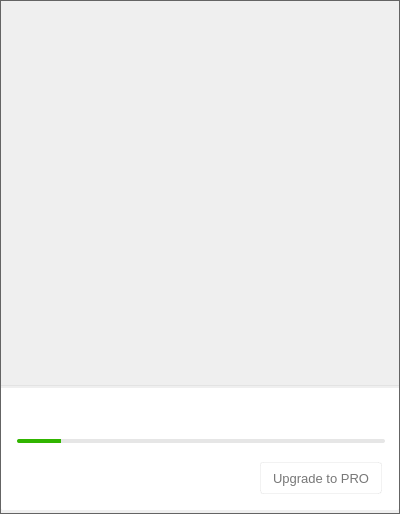
This is src/MEGASync/gui/win/InfoDialog.ui in meganz/MEGAsync as Qt 5 draws it before an edit. The edited form follows.
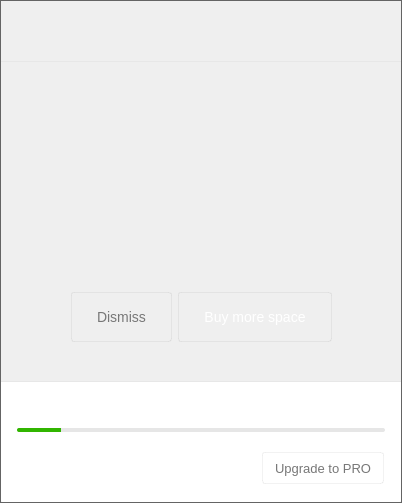
This is the edited form. The open tabs and pages were chosen to show the change. Icons and pictures are not drawn. Custom widgets are drawn as their Qt base class.

Commit message: Updated the style of the main dialog on Windows and Linux

```diff
--- a/src/MEGASync/gui/win/InfoDialog.ui
+++ b/src/MEGASync/gui/win/InfoDialog.ui
@@ -6,20 +6,20 @@
    <rect>
     <x>0</x>
     <y>0</y>
-    <width>400</width>
-    <height>514</height>
+    <width>402</width>
+    <height>503</height>
    </rect>
   </property>
   <property name="minimumSize">
    <size>
-    <width>400</width>
-    <height>514</height>
+    <width>402</width>
+    <height>503</height>
    </size>
   </property>
   <property name="maximumSize">
    <size>
-    <width>404</width>
-    <height>514</height>
+    <width>402</width>
+    <height>503</height>
    </size>
   </property>
   <property name="windowTitle">
@@ -31,7 +31,7 @@
  border: 1px solid  rgb(100, 100, 100);
 }
 
-#bAvatar, #bState, #bDotUsedQuota, #bDotUsedStorage, #bMEGAheader, #bClockDown, #bClockUp, #wRecentUpdated
+#bAvatar, #bState, #bDotUsedQuota, #bDotUsedStorage, #bMEGAheader, #bClockDown, #bClockUp, #bOQIcon
 {
 	border: none;
 }
@@ -112,12 +112,12 @@
 background-color: transparent;
 }
 
-#wSeparator
+#wSeparator, #wHeaderSeparator
 {
-background-color:  rgba(0, 0, 0, 5%);
+background-color:  rgb(231, 231, 231);
 }
 
-#wContainerBottom
+#wContainerBottom, #wRecentUpdated
 {
 background-color: white;
 border-bottom-left-radius: 2px;
@@ -136,25 +136,33 @@
 border-radius: 2px;
 }
                                                             
-QProgressBar#pUsageStorage::chunk{
+QProgressBar#pUsageStorage::chunk
+{
 background-color: #2BA6DE;
 border-top-left-radius: 2px;
 border-bottom-left-radius: 2px;
 }
-
-QProgressBar#pUsageQuota::chunk{
+QProgressBar#pUsageQuota::chunk
+{
 background-color: #31B500;
 border-top-left-radius: 2px;
 border-bottom-left-radius: 2px;
 }
 
+QProgressBar#pUsageStorage::chunk[almostoq=true] {
+background-color: #FFA500;
+border-top-left-radius: 2px;
+border-bottom-left-radius: 2px;
+}
+
 QProgressBar#pUsageStorage::chunk[crossedge=true] {
-background-color: #2BA6DE;
+background-color: #EB4444;
 border-radius: 2px;
 }
 
-QProgressBar#pUsageQuota::chunk[crossedge=true]{
-background-color: #31B500;
+QProgressBar#pUsageQuota::chunk[crossedge=true]
+{
+background-color: #EB4444;
 border-radius: 2px;
 }
 
@@ -214,6 +222,50 @@
  color: #777777;
 }
 
+#bDismiss
+{
+
+ background-color: qlineargradient(x1: 0, y1: 0, x2: 0, y2: 1,
+                                      stop: 0 #ffffff, stop: 1 #fcfcfc);
+ border-radius: 3px;
+ border: 1px solid rgba(0, 0, 0, 5%);
+ padding: 16px 25px 16px 25px;
+ font-family: &quot;Source Sans Pro&quot;;
+ font-size: 14px;
+ color: #777777;
+
+}
+
+#bBuyQuota
+{
+
+ background-color: qlineargradient(x1: 0, y1: 0, x2: 0, y2: 1,
+                                      stop: 0 #ff666b, stop: 1 #ec5257);
+ border-radius: 3px;
+ border: 1px solid rgba(0, 0, 0, 5%);
+ padding: 16px 25px 16px 25px;
+ font-family: &quot;Source Sans Pro&quot;;
+ font-size: 14px;
+ color: #ffffff;
+
+}
+
+#lOQTitle
+{
+	color: #333333;
+	font-family: Lato;
+	font-size: 16px;
+}
+
+#lOQDesc
+{
+	color: #F0373A;
+	font-family: Lato;
+	font-size: 14px;
+	font-weight: 600;
+}
+
+
 #bSyncFolder:hover, #bUpgrade::hover
 {
   border: 1px solid rgba(0, 0, 0, 20%);
@@ -277,15 +329,21 @@
    </property>
    <item>
     <widget class="QWidget" name="wContainerHeader" native="true">
+     <property name="sizePolicy">
+      <sizepolicy hsizetype="Fixed" vsizetype="Fixed">
+       <horstretch>0</horstretch>
+       <verstretch>0</verstretch>
+      </sizepolicy>
+     </property>
      <property name="minimumSize">
       <size>
-       <width>0</width>
+       <width>400</width>
        <height>380</height>
       </size>
      </property>
      <property name="maximumSize">
       <size>
-       <width>16777215</width>
+       <width>400</width>
        <height>380</height>
       </size>
      </property>
@@ -461,8 +519,45 @@
         </layout>
        </widget>
       </item>
+      <item>
+       <widget class="QWidget" name="wHeaderSeparator" native="true">
+        <property name="sizePolicy">
+         <sizepolicy hsizetype="MinimumExpanding" vsizetype="MinimumExpanding">
+          <horstretch>0</horstretch>
+          <verstretch>0</verstretch>
+         </sizepolicy>
+        </property>
+        <property name="minimumSize">
+         <size>
+          <width>400</width>
+          <height>1</height>
+         </size>
+        </property>
+        <property name="maximumSize">
+         <size>
+          <width>400</width>
+          <height>1</height>
+         </size>
+        </property>
+        <property name="styleSheet">
+         <string notr="true"/>
+        </property>
+       </widget>
+      </item>
       <item>
        <widget class="QWidget" name="wActiveTransfersContainer" native="true">
+        <property name="minimumSize">
+         <size>
+          <width>0</width>
+          <height>320</height>
+         </size>
+        </property>
+        <property name="maximumSize">
+         <size>
+          <width>16777215</width>
+          <height>320</height>
+         </size>
+        </property>
         <property name="styleSheet">
          <string notr="true"/>
         </property>
@@ -650,38 +745,182 @@
             </property>
             <layout class="QVBoxLayout" name="verticalLayout_2">
              <property name="spacing">
-              <number>0</number>
+              <number>30</number>
              </property>
              <property name="leftMargin">
-              <number>0</number>
+              <number>20</number>
              </property>
              <property name="topMargin">
-              <number>0</number>
+              <number>30</number>
              </property>
              <property name="rightMargin">
-              <number>0</number>
+              <number>20</number>
              </property>
              <property name="bottomMargin">
-              <number>0</number>
+              <number>40</number>
              </property>
              <item>
               <widget class="QWidget" name="wTransfers" native="true">
                <property name="minimumSize">
                 <size>
-                 <width>400</width>
-                 <height>190</height>
+                 <width>0</width>
+                 <height>64</height>
                 </size>
                </property>
                <property name="maximumSize">
                 <size>
-                 <width>400</width>
-                 <height>190</height>
+                 <width>16777215</width>
+                 <height>64</height>
+                </size>
+               </property>
+               <layout class="QHBoxLayout" name="horizontalLayout_5">
+                <property name="leftMargin">
+                 <number>0</number>
+                </property>
+                <property name="topMargin">
+                 <number>0</number>
+                </property>
+                <property name="rightMargin">
+                 <number>0</number>
+                </property>
+                <property name="bottomMargin">
+                 <number>0</number>
+                </property>
+                <item>
+                 <spacer name="horizontalSpacer_5">
+                  <property name="orientation">
+                   <enum>Qt::Horizontal</enum>
+                  </property>
+                  <property name="sizeHint" stdset="0">
+                   <size>
+                    <width>146</width>
+                    <height>20</height>
+                   </size>
+                  </property>
+                 </spacer>
+                </item>
+                <item>
+                 <widget class="QPushButton" name="bOQIcon">
+                  <property name="maximumSize">
+                   <size>
+                    <width>64</width>
+                    <height>64</height>
+                   </size>
+                  </property>
+                  <property name="text">
+                   <string/>
+                  </property>
+                  <property name="iconSize">
+                   <size>
+                    <width>64</width>
+                    <height>64</height>
+                   </size>
+                  </property>
+                 </widget>
+                </item>
+                <item>
+                 <spacer name="horizontalSpacer_6">
+                  <property name="orientation">
+                   <enum>Qt::Horizontal</enum>
+                  </property>
+                  <property name="sizeHint" stdset="0">
+                   <size>
+                    <width>145</width>
+                    <height>20</height>
+                   </size>
+                  </property>
+                 </spacer>
+                </item>
+               </layout>
+              </widget>
+             </item>
+             <item>
+              <widget class="QWidget" name="wOQlabels" native="true">
+               <property name="minimumSize">
+                <size>
+                 <width>0</width>
+                 <height>0</height>
+                </size>
+               </property>
+               <property name="maximumSize">
+                <size>
+                 <width>16777215</width>
+                 <height>16777215</height>
                 </size>
                </property>
                <layout class="QVBoxLayout" name="verticalLayout_13">
                 <property name="spacing">
+                 <number>15</number>
+                </property>
+                <property name="leftMargin">
                  <number>0</number>
                 </property>
+                <property name="topMargin">
+                 <number>0</number>
+                </property>
+                <property name="rightMargin">
+                 <number>0</number>
+                </property>
+                <property name="bottomMargin">
+                 <number>0</number>
+                </property>
+                <item>
+                 <widget class="QLabel" name="lOQTitle">
+                  <property name="minimumSize">
+                   <size>
+                    <width>0</width>
+                    <height>19</height>
+                   </size>
+                  </property>
+                  <property name="maximumSize">
+                   <size>
+                    <width>16777215</width>
+                    <height>16777215</height>
+                   </size>
+                  </property>
+                  <property name="text">
+                   <string/>
+                  </property>
+                  <property name="alignment">
+                   <set>Qt::AlignCenter</set>
+                  </property>
+                  <property name="wordWrap">
+                   <bool>true</bool>
+                  </property>
+                 </widget>
+                </item>
+                <item>
+                 <widget class="QLabel" name="lOQDesc">
+                  <property name="text">
+                   <string/>
+                  </property>
+                  <property name="alignment">
+                   <set>Qt::AlignCenter</set>
+                  </property>
+                  <property name="wordWrap">
+                   <bool>true</bool>
+                  </property>
+                 </widget>
+                </item>
+               </layout>
+              </widget>
+             </item>
+             <item>
+              <spacer name="verticalSpacer">
+               <property name="orientation">
+                <enum>Qt::Vertical</enum>
+               </property>
+               <property name="sizeHint" stdset="0">
+                <size>
+                 <width>20</width>
+                 <height>40</height>
+                </size>
+               </property>
+              </spacer>
+             </item>
+             <item>
+              <widget class="QWidget" name="wQQButtons" native="true">
+               <layout class="QHBoxLayout" name="horizontalLayout_6">
                 <property name="leftMargin">
                  <number>0</number>
                 </property>
@@ -695,309 +934,65 @@
                  <number>0</number>
                 </property>
                 <item>
-                 <spacer name="verticalSpacer1">
+                 <spacer name="horizontalSpacer_7">
                   <property name="orientation">
-                   <enum>Qt::Vertical</enum>
+                   <enum>Qt::Horizontal</enum>
                   </property>
                   <property name="sizeHint" stdset="0">
                    <size>
-                    <width>20</width>
-                    <height>40</height>
+                    <width>1</width>
+                    <height>20</height>
                    </size>
                   </property>
                  </spacer>
                 </item>
                 <item>
-                 <widget class="ActiveTransfer" name="wTransferDown" native="true">
+                 <widget class="QPushButton" name="bDismiss">
                   <property name="minimumSize">
                    <size>
-                    <width>400</width>
-                    <height>51</height>
+                    <width>0</width>
+                    <height>50</height>
                    </size>
                   </property>
                   <property name="maximumSize">
                    <size>
-                    <width>400</width>
-                    <height>51</height>
+                    <width>16777215</width>
+                    <height>50</height>
                    </size>
                   </property>
-                 </widget>
-                </item>
-                <item>
-                 <widget class="QWidget" name="wDownloadDesc" native="true">
-                  <property name="minimumSize">
-                   <size>
-                    <width>400</width>
-                    <height>43</height>
-                   </size>
+                  <property name="text">
+                   <string>Dismiss</string>
                   </property>
-                  <property name="maximumSize">
-                   <size>
-                    <width>400</width>
-                    <height>43</height>
-                   </size>
-                  </property>
-                  <layout class="QHBoxLayout" name="horizontalLayout_5" stretch="1,0,0,0">
-                   <property name="spacing">
-                    <number>10</number>
-                   </property>
-                   <property name="leftMargin">
-                    <number>15</number>
-                   </property>
-                   <property name="topMargin">
-                    <number>4</number>
-                   </property>
-                   <property name="rightMargin">
-                    <number>20</number>
-                   </property>
-                   <property name="bottomMargin">
-                    <number>15</number>
-                   </property>
-                   <item>
-                    <widget class="QLabel" name="lDownloads">
-                     <property name="styleSheet">
-                      <string notr="true"/>
-                     </property>
-                     <property name="text">
-                      <string/>
-                     </property>
-                    </widget>
-                   </item>
-                   <item>
-                    <spacer name="horizontalSpacer_5">
-                     <property name="orientation">
-                      <enum>Qt::Horizontal</enum>
-                     </property>
-                     <property name="sizeHint" stdset="0">
-                      <size>
-                       <width>150</width>
-                       <height>20</height>
-                      </size>
-                     </property>
-                    </spacer>
-                   </item>
-                   <item>
-                    <widget class="QPushButton" name="bClockDown">
-                     <property name="sizePolicy">
-                      <sizepolicy hsizetype="Maximum" vsizetype="Minimum">
-                       <horstretch>0</horstretch>
-                       <verstretch>0</verstretch>
-                      </sizepolicy>
-                     </property>
-                     <property name="minimumSize">
-                      <size>
-                       <width>24</width>
-                       <height>24</height>
-                      </size>
-                     </property>
-                     <property name="maximumSize">
-                      <size>
-                       <width>24</width>
-                       <height>24</height>
-                      </size>
-                     </property>
-                     <property name="focusPolicy">
-                      <enum>Qt::NoFocus</enum>
-                     </property>
-                     <property name="text">
-                      <string/>
-                     </property>
-                     <property name="icon">
-                      <iconset resource="../Resources_win.qrc">
-                       <normaloff>:/images/clock_ico.png</normaloff>:/images/clock_ico.png</iconset>
-                     </property>
-                     <property name="iconSize">
-                      <size>
-                       <width>24</width>
-                       <height>24</height>
-                      </size>
-                     </property>
-                     <property name="flat">
-                      <bool>true</bool>
-                     </property>
-                    </widget>
-                   </item>
-                   <item>
-                    <widget class="QLabel" name="lRemainingTimeD">
-                     <property name="minimumSize">
-                      <size>
-                       <width>65</width>
-                       <height>0</height>
-                      </size>
-                     </property>
-                     <property name="maximumSize">
-                      <size>
-                       <width>60</width>
-                       <height>16777215</height>
-                      </size>
-                     </property>
-                     <property name="layoutDirection">
-                      <enum>Qt::RightToLeft</enum>
-                     </property>
-                     <property name="styleSheet">
-                      <string notr="true"/>
-                     </property>
-                     <property name="text">
-                      <string/>
-                     </property>
-                     <property name="alignment">
-                      <set>Qt::AlignCenter</set>
-                     </property>
-                    </widget>
-                   </item>
-                  </layout>
                  </widget>
                 </item>
                 <item>
-                 <widget class="ActiveTransfer" name="wTransferUp" native="true">
+                 <widget class="QPushButton" name="bBuyQuota">
                   <property name="minimumSize">
                    <size>
-                    <width>400</width>
-                    <height>52</height>
+                    <width>0</width>
+                    <height>50</height>
                    </size>
                   </property>
                   <property name="maximumSize">
                    <size>
-                    <width>400</width>
-                    <height>52</height>
+                    <width>16777215</width>
+                    <height>50</height>
                    </size>
                   </property>
-                 </widget>
-                </item>
-                <item>
-                 <widget class="QWidget" name="wUploadDesc" native="true">
-                  <property name="minimumSize">
-                   <size>
-                    <width>400</width>
-                    <height>43</height>
-                   </size>
+                  <property name="text">
+                   <string>Buy more space</string>
                   </property>
-                  <property name="maximumSize">
-                   <size>
-                    <width>400</width>
-                    <height>43</height>
-                   </size>
-                  </property>
-                  <layout class="QHBoxLayout" name="horizontalLayout_6" stretch="1,0,0,0">
-                   <property name="spacing">
-                    <number>10</number>
-                   </property>
-                   <property name="leftMargin">
-                    <number>15</number>
-                   </property>
-                   <property name="topMargin">
-                    <number>4</number>
-                   </property>
-                   <property name="rightMargin">
-                    <number>20</number>
-                   </property>
-                   <property name="bottomMargin">
-                    <number>15</number>
-                   </property>
-                   <item>
-                    <widget class="QLabel" name="lUploads">
-                     <property name="styleSheet">
-                      <string notr="true"/>
-                     </property>
-                     <property name="text">
-                      <string/>
-                     </property>
-                    </widget>
-                   </item>
-                   <item>
-                    <spacer name="horizontalSpacer_6">
-                     <property name="orientation">
-                      <enum>Qt::Horizontal</enum>
-                     </property>
-                     <property name="sizeHint" stdset="0">
-                      <size>
-                       <width>150</width>
-                       <height>20</height>
-                      </size>
-                     </property>
-                    </spacer>
-                   </item>
-                   <item>
-                    <widget class="QPushButton" name="bClockUp">
-                     <property name="sizePolicy">
-                      <sizepolicy hsizetype="Maximum" vsizetype="Minimum">
-                       <horstretch>0</horstretch>
-                       <verstretch>0</verstretch>
-                      </sizepolicy>
-                     </property>
-                     <property name="minimumSize">
-                      <size>
-                       <width>24</width>
-                       <height>24</height>
-                      </size>
-                     </property>
-                     <property name="maximumSize">
-                      <size>
-                       <width>24</width>
-                       <height>24</height>
-                      </size>
-                     </property>
-                     <property name="focusPolicy">
-                      <enum>Qt::NoFocus</enum>
-                     </property>
-                     <property name="text">
-                      <string/>
-                     </property>
-                     <property name="icon">
-                      <iconset resource="../Resources_win.qrc">
-                       <normaloff>:/images/clock_ico.png</normaloff>:/images/clock_ico.png</iconset>
-                     </property>
-                     <property name="iconSize">
-                      <size>
-                       <width>24</width>
-                       <height>24</height>
-                      </size>
-                     </property>
-                     <property name="flat">
-                      <bool>true</bool>
-                     </property>
-                    </widget>
-                   </item>
-                   <item>
-                    <widget class="QLabel" name="lRemainingTimeU">
-                     <property name="minimumSize">
-                      <size>
-                       <width>65</width>
-                       <height>0</height>
-                      </size>
-                     </property>
-                     <property name="maximumSize">
-                      <size>
-                       <width>60</width>
-                       <height>16777215</height>
-                      </size>
-                     </property>
-                     <property name="layoutDirection">
-                      <enum>Qt::RightToLeft</enum>
-                     </property>
-                     <property name="styleSheet">
-                      <string notr="true"/>
-                     </property>
-                     <property name="text">
-                      <string/>
-                     </property>
-                     <property name="alignment">
-                      <set>Qt::AlignCenter</set>
-                     </property>
-                    </widget>
-                   </item>
-                  </layout>
                  </widget>
                 </item>
                 <item>
-                 <spacer name="verticalSpacer2">
+                 <spacer name="horizontalSpacer_8">
                   <property name="orientation">
-                   <enum>Qt::Vertical</enum>
+                   <enum>Qt::Horizontal</enum>
                   </property>
                   <property name="sizeHint" stdset="0">
                    <size>
-                    <width>20</width>
-                    <height>40</height>
+                    <width>1</width>
+                    <height>20</height>
                    </size>
                   </property>
                  </spacer>
@@ -1077,33 +1072,42 @@
     <widget class="QWidget" name="wSeparator" native="true">
      <property name="minimumSize">
       <size>
-       <width>0</width>
+       <width>400</width>
        <height>1</height>
       </size>
      </property>
      <property name="maximumSize">
       <size>
-       <width>16777215</width>
+       <width>400</width>
        <height>1</height>
       </size>
      </property>
+     <property name="styleSheet">
+      <string notr="true"/>
+     </property>
     </widget>
    </item>
    <item>
     <widget class="QWidget" name="wContainerBottom" native="true">
+     <property name="sizePolicy">
+      <sizepolicy hsizetype="Fixed" vsizetype="Fixed">
+       <horstretch>0</horstretch>
+       <verstretch>0</verstretch>
+      </sizepolicy>
+     </property>
      <property name="minimumSize">
       <size>
-       <width>0</width>
-       <height>122</height>
+       <width>400</width>
+       <height>120</height>
       </size>
      </property>
      <property name="maximumSize">
       <size>
-       <width>16777215</width>
-       <height>122</height>
+       <width>400</width>
+       <height>120</height>
       </size>
      </property>
-     <layout class="QVBoxLayout" name="verticalLayout" stretch="0,0,0">
+     <layout class="QVBoxLayout" name="verticalLayout">
       <property name="spacing">
        <number>0</number>
       </property>
@@ -1124,24 +1128,24 @@
         <property name="minimumSize">
          <size>
           <width>0</width>
-          <height>18</height>
+          <height>10</height>
          </size>
         </property>
         <property name="maximumSize">
          <size>
           <width>16777215</width>
-          <height>18</height>
+          <height>10</height>
          </size>
         </property>
         <layout class="QHBoxLayout" name="horizontalLayout_3">
          <property name="spacing">
-          <number>8</number>
+          <number>6</number>
          </property>
          <property name="leftMargin">
           <number>0</number>
          </property>
          <property name="topMargin">
-          <number>4</number>
+          <number>0</number>
          </property>
          <property name="rightMargin">
           <number>0</number>
@@ -1248,18 +1252,15 @@
         <property name="minimumSize">
          <size>
           <width>0</width>
-          <height>49</height>
+          <height>40</height>
          </size>
         </property>
         <property name="maximumSize">
          <size>
           <width>16777215</width>
-          <height>49</height>
+          <height>40</height>
          </size>
         </property>
-        <property name="styleSheet">
-         <string notr="true"/>
-        </property>
         <layout class="QVBoxLayout" name="verticalLayout_11">
          <property name="spacing">
           <number>0</number>
@@ -1281,18 +1282,15 @@
            <property name="minimumSize">
             <size>
              <width>0</width>
-             <height>0</height>
+             <height>40</height>
             </size>
            </property>
            <property name="maximumSize">
             <size>
              <width>16777215</width>
-             <height>16777215</height>
+             <height>40</height>
             </size>
            </property>
-           <property name="styleSheet">
-            <string notr="true"/>
-           </property>
            <property name="currentIndex">
             <number>0</number>
            </property>
@@ -1526,13 +1524,13 @@
                <property name="minimumSize">
                 <size>
                  <width>0</width>
-                 <height>0</height>
+                 <height>40</height>
                 </size>
                </property>
                <property name="maximumSize">
                 <size>
                  <width>16777215</width>
-                 <height>16777215</height>
+                 <height>40</height>
                 </size>
                </property>
                <property name="styleSheet">
@@ -1552,7 +1550,7 @@
                  <number>16</number>
                 </property>
                 <property name="bottomMargin">
-                 <number>9</number>
+                 <number>0</number>
                 </property>
                 <item>
                  <widget class="QWidget" name="widget_9" native="true">
@@ -1565,13 +1563,13 @@
                   <property name="minimumSize">
                    <size>
                     <width>368</width>
-                    <height>25</height>
+                    <height>20</height>
                    </size>
                   </property>
                   <property name="maximumSize">
                    <size>
                     <width>368</width>
-                    <height>25</height>
+                    <height>20</height>
                    </size>
                   </property>
                   <layout class="QHBoxLayout" name="horizontalLayout_7">
@@ -1601,13 +1599,13 @@
                      <property name="minimumSize">
                       <size>
                        <width>0</width>
-                       <height>0</height>
+                       <height>20</height>
                       </size>
                      </property>
                      <property name="maximumSize">
                       <size>
                        <width>16777215</width>
-                       <height>16777215</height>
+                       <height>20</height>
                       </size>
                      </property>
                      <property name="focusPolicy">
@@ -1641,13 +1639,13 @@
                      <property name="minimumSize">
                       <size>
                        <width>0</width>
-                       <height>0</height>
+                       <height>20</height>
                       </size>
                      </property>
                      <property name="maximumSize">
                       <size>
                        <width>16777215</width>
-                       <height>16777215</height>
+                       <height>20</height>
                       </size>
                      </property>
                      <property name="focusPolicy">
@@ -1731,7 +1729,7 @@
           <number>0</number>
          </property>
          <property name="leftMargin">
-          <number>17</number>
+          <number>14</number>
          </property>
          <property name="topMargin">
           <number>0</number>
@@ -1740,7 +1738,7 @@
           <number>17</number>
          </property>
          <property name="bottomMargin">
-          <number>8</number>
+          <number>0</number>
          </property>
          <item>
           <widget class="StatusInfo" name="wStatus" native="true">
@@ -1811,12 +1809,6 @@
   </layout>
  </widget>
  <customwidgets>
-  <customwidget>
-   <class>ActiveTransfer</class>
-   <extends>QWidget</extends>
-   <header>ActiveTransfer.h</header>
-   <container>1</container>
-  </customwidget>
   <customwidget>
    <class>AvatarWidget</class>
    <extends>QWidget</extends>
```
Left out of the diff: 48 changed lines with no effect on the pictures. The commit also changes 1 other file.
